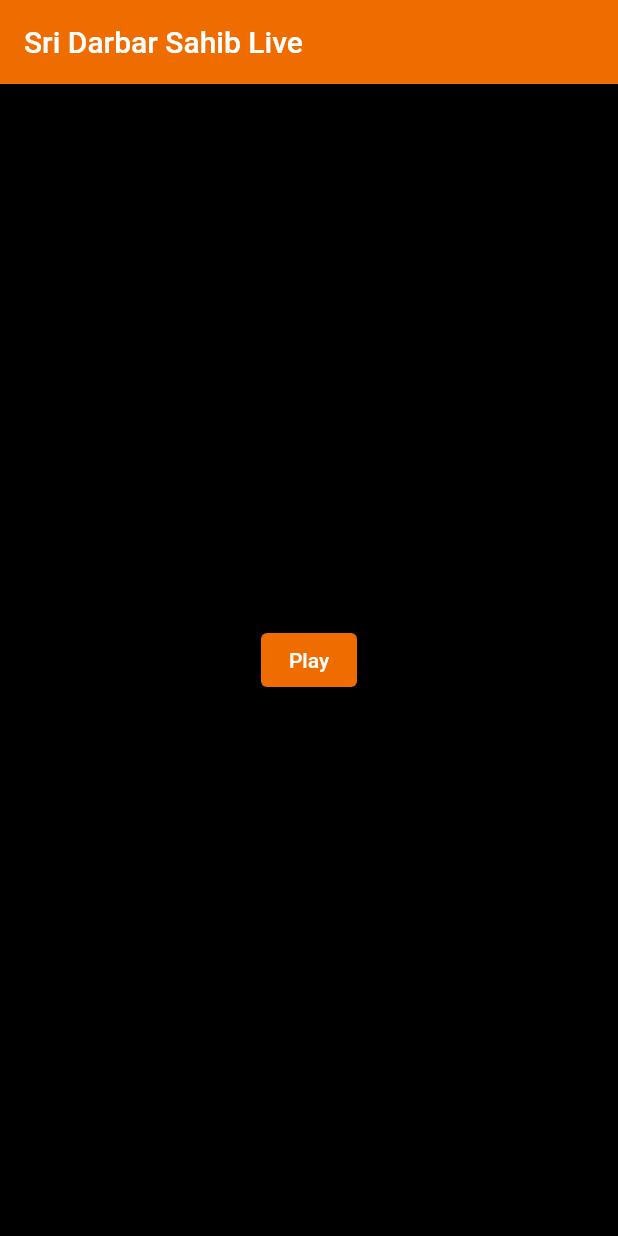
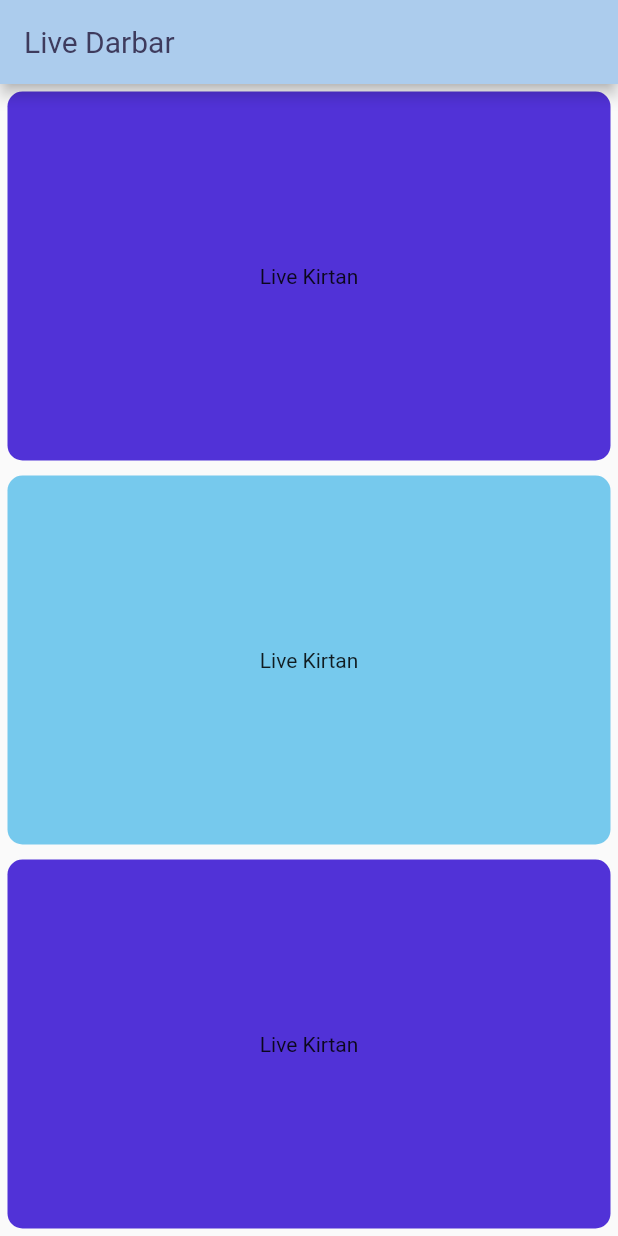
Before and after one commit to 0xharkirat/live_darbar, a Flutter app: the screen it shows after launch, on a phone screen of 412 x 824 dp. Run offline on Flutter 3.47's test engine with Material 2 defaults, Android fonts, the phone set to English and light mode, and no system bars; our stand-ins replace audioplayers.

Commit message:
add three cards

```diff
--- /dev/null
+++ b/lib/components/reusable_card.dart
@@ -0,0 +1,25 @@
+import 'package:flutter/material.dart';
+
+const margin = EdgeInsets.symmetric(vertical: 5.0, horizontal: 5.0);
+
+class ReusableCard extends StatelessWidget {
+
+
+  ReusableCard({required this.colour, this.cardChild});
+
+
+  final Color colour;
+  final Widget? cardChild;
+
+  @override
+  Widget build(BuildContext context) {
+    return Container(
+      child: cardChild,
+      margin: margin,
+      decoration: BoxDecoration(
+        color: colour,
+        borderRadius: BorderRadius.circular(10.0),
+      ),
+    );
+  }
+}
--- /dev/null
+++ b/lib/constants/theme.dart
@@ -0,0 +1,9 @@
+import 'package:flutter/material.dart';
+
+class kThemeData {
+
+
+  static ThemeData lightTheme = ThemeData().copyWith(
+    scaffoldBackgroundColor: Color(0xFFACCCED),
+  );
+}
--- a/lib/main.dart
+++ b/lib/main.dart
@@ -1,77 +1,26 @@
 import 'package:flutter/material.dart';
 import 'package:audioplayers/audioplayers.dart';
+import 'package:live_darbar/constants/theme.dart';
+import 'package:live_darbar/screens/homepage.dart';
 
 void main() {
-  runApp(const MyApp());
+  runApp(MyApp());
 }
 
 class MyApp extends StatelessWidget {
-  const MyApp({Key? key}) : super(key: key);
+
 
   @override
   Widget build(BuildContext context) {
     return MaterialApp(
       debugShowCheckedModeBanner: false,
-      home: Scaffold(
-        backgroundColor: Colors.black,
-        appBar: AppBar(
-          backgroundColor: Colors.orange.shade800,
-          title: Text("Sri Darbar Sahib Live",
-          ),
-        ),
-        body: SafeArea(
-          child: AppBody(),
-        ),
-
-
+      home: HomePage(),
+      theme: ThemeData().copyWith(
+        colorScheme: ColorScheme.fromSwatch().copyWith(
+          primary: Color(0xFF3E3B5D)
+        )
+      // scaffoldBackgroundColor: Color(0xFFACCCED),
       ),
     );
   }
 }
-
-class AppBody extends StatefulWidget {
-  const AppBody({Key? key}) : super(key: key);
-
-  @override
-  State<AppBody> createState() => _AppBodyState();
-}
-
-class _AppBodyState extends State<AppBody> {
-
-  String buttonText = "Play";
-  bool isPlaying = false;
-  final liveKirtan = AudioPlayer();
-
-  @override
-  Widget build(BuildContext context) {
-    return Center(
-      child: TextButton(
-        style: TextButton.styleFrom(
-          foregroundColor: Colors.white,
-          backgroundColor: Colors.orange.shade800,
-        ),
-        onPressed: (){
-
-          setState( () {
-            if (isPlaying){
-              buttonText = "Play";
-              isPlaying = false;
-              liveKirtan.stop();
-
-            }
-            else{
-              buttonText = "Pause";
-              isPlaying = true;
-              liveKirtan.play(UrlSource("https://live.sgpc.net:8443/;nocache=889869audio_file.mp3"));
-
-            }
-
-
-          });
-          print("is playing: $isPlaying");
-        },
-        child: Text(buttonText),
-      ),
-    );
-  }
-}
--- /dev/null
+++ b/lib/screens/homepage.dart
@@ -0,0 +1,60 @@
+import 'package:flutter/material.dart';
+import 'package:live_darbar/components/reusable_card.dart';
+
+class HomePage extends StatefulWidget {
+
+
+  @override
+  State<HomePage> createState() => _HomePageState();
+}
+
+class _HomePageState extends State<HomePage> {
+  @override
+  Widget build(BuildContext context) {
+    return Scaffold(
+      appBar: AppBar(
+        title: Text( "Live Darbar",
+        ),
+        backgroundColor: Color(0xFFACCCED),
+        titleTextStyle: TextStyle(
+          color: Color(0xFF3E3B5D),
+          fontSize: 20.0,
+
+        ),
+      ),
+      body: SafeArea(
+        child: Column(
+          children: <Widget> [
+            Expanded(child: ReusableCard(
+              colour: Color(0xFF5132D7),
+              cardChild: Center(
+                child: Text(
+                  "Live Kirtan"
+                ),
+              ),
+            ),
+            ),
+            Expanded(child: ReusableCard(
+              colour: Color(0xFF76C9ED),
+              cardChild: Center(
+                child: Text(
+                    "Live Kirtan"
+                ),
+              ),
+            ),
+            ),
+            Expanded(child: ReusableCard(
+              colour: Color(0xFF5132D7),
+              cardChild: Center(
+                child: Text(
+                    "Live Kirtan"
+                ),
+              ),
+            ),
+            )
+          ],
+        ),
+      )
+    );
+  }
+}
--- a/pubspec.yaml
+++ b/pubspec.yaml
@@ -38,6 +38,7 @@
   cupertino_icons: ^1.0.2
   flutter_native_splash: ^2.2.17
   audioplayers: ^2.0.0
+  google_fonts: ^4.0.1
 
 dev_dependencies:
   flutter_test:
```
